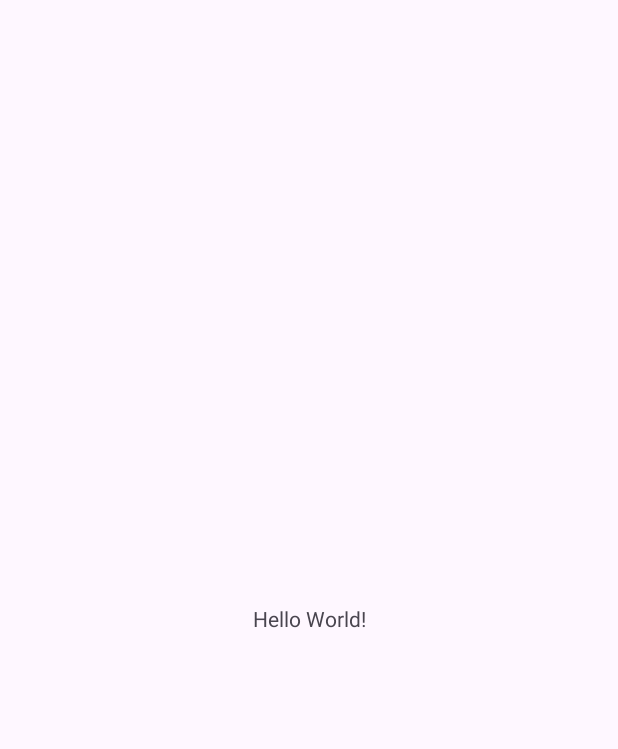
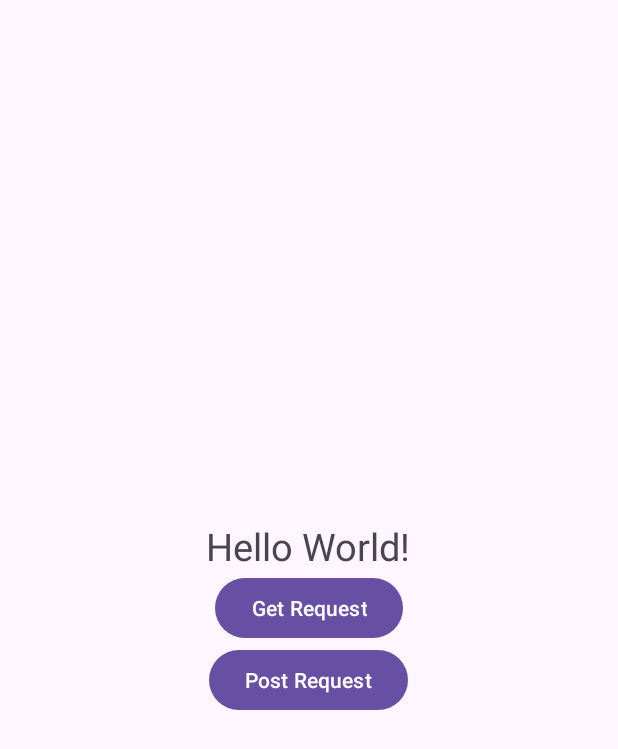
Before and after one commit to Mefoolyhi/MobileHomework, an Android app: the screen it shows after launch (MainActivity), on a phone screen of 412 x 824 dp. Before the commit the part shown is almost empty. Shown: the top 749 px of the screen. Run offline under Robolectric (Android 15) with nearby library versions, the phone set to English and light mode, and no system bars.

Commit message:
OkHttpExample

```diff
--- a/OkHttpExample/app/build.gradle
+++ b/OkHttpExample/app/build.gradle
@@ -29,6 +29,7 @@ android {
 }
 
 dependencies {
+    implementation "com.squareup.okhttp3:okhttp:4.10.0"
 
     implementation 'androidx.appcompat:appcompat:1.4.1'
     implementation 'com.google.android.material:material:1.5.0'
--- a/OkHttpExample/app/src/main/AndroidManifest.xml
+++ b/OkHttpExample/app/src/main/AndroidManifest.xml
@@ -2,6 +2,7 @@
 <manifest xmlns:android="http://schemas.android.com/apk/res/android"
     xmlns:tools="http://schemas.android.com/tools">
 
+    <uses-permission android:name="android.permission.INTERNET" />
     <application
         android:allowBackup="true"
         android:dataExtractionRules="@xml/data_extraction_rules"
--- a/OkHttpExample/app/src/main/java/com/example/okhttpexample/MainActivity.java
+++ b/OkHttpExample/app/src/main/java/com/example/okhttpexample/MainActivity.java
@@ -1,14 +1,87 @@
 package com.example.okhttpexample;
 
+import androidx.annotation.NonNull;
 import androidx.appcompat.app.AppCompatActivity;
 
 import android.os.Bundle;
+import android.view.View;
+import android.widget.Button;
+import android.widget.TextView;
+
+import java.io.IOException;
+
+import okhttp3.Call;
+import okhttp3.Callback;
+import okhttp3.FormBody;
+import okhttp3.OkHttpClient;
+import okhttp3.Request;
+import okhttp3.RequestBody;
+import okhttp3.Response;
 
 public class MainActivity extends AppCompatActivity {
+
+    OkHttpClient client;
+    String getUrl = "https://demo.codeseasy.com/apis/okhttp/get.php?key_name=value";
+    String postUrl = "https://demo.codeseasy.com/apis/okhttp/post.php";
+    TextView textView;
 
     @Override
     protected void onCreate(Bundle savedInstanceState) {
         super.onCreate(savedInstanceState);
         setContentView(R.layout.activity_main);
+        client = new OkHttpClient();
+        textView = findViewById(R.id.textData);
+        Button buttonGet = findViewById(R.id.btnGet);
+        Button buttonPost = findViewById(R.id.btnPost);
+
+        buttonGet.setOnClickListener(new View.OnClickListener() {
+            @Override
+            public void onClick(View v) {
+                get();
+            }
+        });
+
+        buttonPost.setOnClickListener(new View.OnClickListener() {
+            @Override
+            public void onClick(View v) {
+                post();
+            }
+        });
+    }
+
+    private void proceed(Request request) {
+        client.newCall(request).enqueue(new Callback() {
+            @Override
+            public void onFailure(@NonNull Call call, @NonNull IOException e) {
+                e.printStackTrace();
+            }
+
+            @Override
+            public void onResponse(@NonNull Call call, @NonNull Response response) throws IOException {
+                runOnUiThread(new Runnable() {
+                    @Override
+                    public void run() {
+                        try {
+                            textView.setText(response.body().string());
+                        } catch (IOException e) {
+                            e.printStackTrace();
+                        }
+                    }
+                });
+            }
+        });
+    }
+
+    private void get() {
+        Request request = new Request.Builder().url(getUrl).build();
+        proceed(request);
+    }
+
+    private void post() {
+        RequestBody requestBody = new FormBody.Builder()
+                .add("key_name", "Demo Value")
+                .build();
+        Request request = new Request.Builder().url(postUrl).post(requestBody).build();
+        proceed(request);
     }
 }
--- a/OkHttpExample/app/src/main/res/layout/activity_main.xml
+++ b/OkHttpExample/app/src/main/res/layout/activity_main.xml
@@ -1,18 +1,30 @@
 <?xml version="1.0" encoding="utf-8"?>
-<androidx.constraintlayout.widget.ConstraintLayout xmlns:android="http://schemas.android.com/apk/res/android"
+<LinearLayout xmlns:android="http://schemas.android.com/apk/res/android"
     xmlns:app="http://schemas.android.com/apk/res-auto"
     xmlns:tools="http://schemas.android.com/tools"
     android:layout_width="match_parent"
     android:layout_height="match_parent"
+    android:orientation="vertical"
+    android:gravity="center"
     tools:context=".MainActivity">
 
     <TextView
+        android:id="@+id/textData"
+        android:textSize="25sp"
         android:layout_width="wrap_content"
         android:layout_height="wrap_content"
-        android:text="Hello World!"
-        app:layout_constraintBottom_toBottomOf="parent"
-        app:layout_constraintEnd_toEndOf="parent"
-        app:layout_constraintStart_toStartOf="parent"
-        app:layout_constraintTop_toTopOf="parent" />
+        android:text="Hello World!" />
 
-</androidx.constraintlayout.widget.ConstraintLayout>
+    <Button
+        android:id="@+id/btnGet"
+        android:text="Get Request"
+        android:layout_width="wrap_content"
+        android:layout_height="wrap_content" />
+
+    <Button
+        android:id="@+id/btnPost"
+        android:text="Post Request"
+        android:layout_width="wrap_content"
+        android:layout_height="wrap_content" />
+
+</LinearLayout>
```
